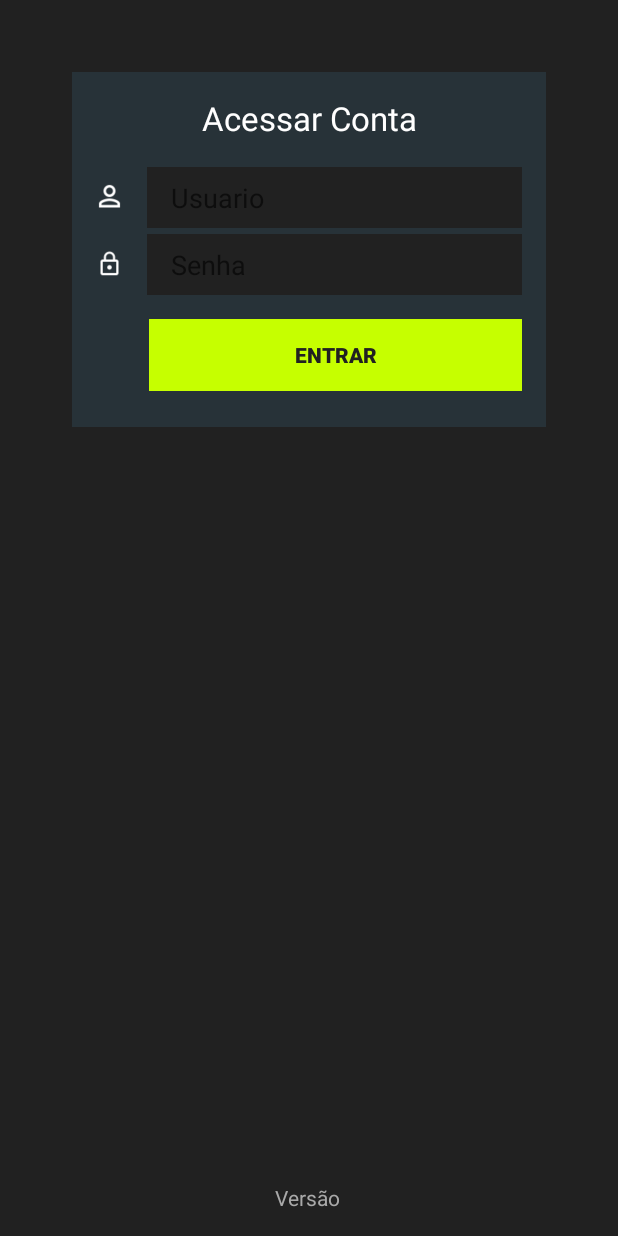
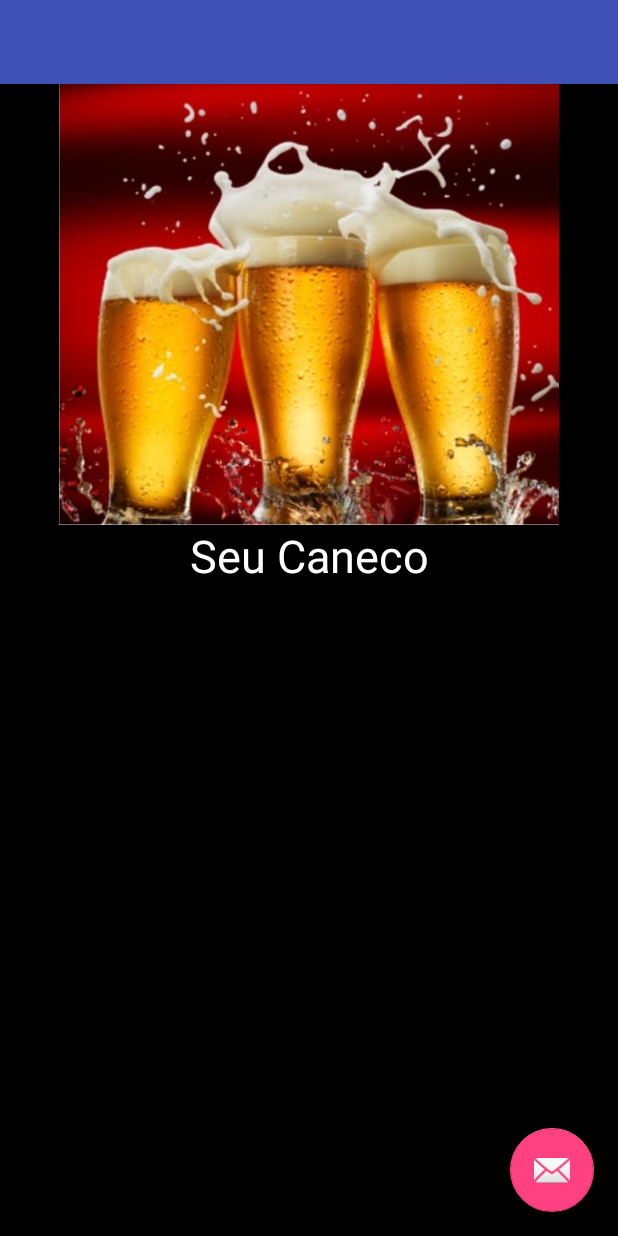
Before and after one commit to PedroAugustoBarros/ProjetoDesign, an Android app: the first screen one second after launch (LoginActivity before the commit, SplashActivity after it), on a phone screen of 412 x 824 dp. Run offline under Robolectric (Android 15) with nearby library versions, the phone set to English and light mode, and no system bars.

Commit message:
Alpha 1.0.0
-antes do google maps.

```diff
--- a/app/build.gradle
+++ b/app/build.gradle
@@ -7,8 +7,8 @@ android {
         applicationId "br.com.pedro.projetodesign"
         minSdkVersion 15
         targetSdkVersion 25
-        versionCode 1
-        versionName "1.0"
+        versionCode 2
+        versionName "1.0.1"
         testInstrumentationRunner "android.support.test.runner.AndroidJUnitRunner"
     }
     buildTypes {
--- /dev/null
+++ b/app/src/main/java/br/com/pedro/projetodesign/SplashActivity.java
@@ -0,0 +1,38 @@
+package br.com.pedro.projetodesign;
+
+import android.content.Intent;
+import android.os.Bundle;
+import android.os.Handler;
+import android.support.design.widget.FloatingActionButton;
+import android.support.design.widget.Snackbar;
+import android.support.v7.app.AppCompatActivity;
+import android.support.v7.widget.Toolbar;
+import android.view.View;
+
+public class SplashActivity extends AppCompatActivity {
+
+    @Override
+    protected void onCreate(Bundle savedInstanceState) {
+        super.onCreate(savedInstanceState);
+        setContentView(R.layout.activity_splash);
+
+        Handler handle = new Handler();
+        handle.postDelayed(new Runnable() {
+            @Override
+            public void run() {
+                mostrarLogin();
+            }
+        }, 2000);
+
+    }
+
+
+    private void mostrarLogin() {
+        Intent intent = new Intent(SplashActivity.this,
+                LoginActivity.class);
+        startActivity(intent);
+        finish();
+    }
+
+
+}
--- a/app/src/main/res/layout/activity_login.xml
+++ b/app/src/main/res/layout/activity_login.xml
@@ -112,7 +112,9 @@
                     android:paddingBottom="8dp"
                     android:paddingLeft="16dp"
                     android:paddingRight="16dp"
-                    android:paddingTop="8dp" />
+                    android:paddingTop="8dp"
+                    android:textColor="@color/cor_branco"
+                    android:textColorHint="@color/cor_cinza" />
             </LinearLayout>
 
             <LinearLayout
@@ -147,7 +149,9 @@
                     android:paddingBottom="8dp"
                     android:paddingLeft="16dp"
                     android:paddingRight="16dp"
-                    android:paddingTop="8dp" />
+                    android:paddingTop="8dp"
+                    android:textColor="@color/cor_branco"
+                    android:textColorHint="@color/cor_cinza" />
             </LinearLayout>
 
             <LinearLayout
--- /dev/null
+++ b/app/src/main/res/layout/activity_splash.xml
@@ -0,0 +1,33 @@
+<?xml version="1.0" encoding="utf-8"?>
+<android.support.design.widget.CoordinatorLayout xmlns:android="http://schemas.android.com/apk/res/android"
+    xmlns:app="http://schemas.android.com/apk/res-auto"
+    xmlns:tools="http://schemas.android.com/tools"
+    android:layout_width="match_parent"
+    android:layout_height="match_parent"
+    tools:context="br.com.pedro.projetodesign.SplashActivity">
+
+    <android.support.design.widget.AppBarLayout
+        android:layout_width="match_parent"
+        android:layout_height="wrap_content"
+        android:theme="@style/AppTheme.AppBarOverlay">
+
+        <android.support.v7.widget.Toolbar
+            android:id="@+id/toolbar"
+            android:layout_width="match_parent"
+            android:layout_height="?attr/actionBarSize"
+            android:background="?attr/colorPrimary"
+            app:popupTheme="@style/AppTheme.PopupOverlay" />
+
+    </android.support.design.widget.AppBarLayout>
+
+    <include layout="@layout/content_splash" />
+
+    <android.support.design.widget.FloatingActionButton
+        android:id="@+id/fab"
+        android:layout_width="wrap_content"
+        android:layout_height="wrap_content"
+        android:layout_gravity="bottom|end"
+        android:layout_margin="@dimen/fab_margin"
+        app:srcCompat="@android:drawable/ic_dialog_email" />
+
+</android.support.design.widget.CoordinatorLayout>
--- /dev/null
+++ b/app/src/main/res/layout/content_splash.xml
@@ -0,0 +1,32 @@
+<?xml version="1.0" encoding="utf-8"?>
+<RelativeLayout xmlns:android="http://schemas.android.com/apk/res/android"
+    android:layout_width="match_parent"
+    android:layout_height="match_parent"
+    android:background="#000"
+    android:orientation="vertical"
+    android:weightSum="1">
+
+    <ImageView
+        android:id="@+id/imageView2"
+        android:layout_width="wrap_content"
+        android:layout_height="300dp"
+        android:layout_alignParentLeft="true"
+        android:layout_alignParentStart="true"
+        android:layout_alignParentTop="true"
+        android:layout_gravity="center"
+        android:layout_marginTop="50dp"
+        android:layout_weight="1.05"
+        android:src="@drawable/chopp_logo" />
+
+    <TextView
+        android:layout_width="match_parent"
+        android:layout_height="wrap_content"
+        android:gravity="center"
+        android:text="Seu Caneco"
+        android:textColor="#fff"
+        android:textSize="30dp"
+        android:layout_below="@+id/imageView2"
+        android:layout_alignParentLeft="true"
+        android:layout_alignParentStart="true" />
+
+</RelativeLayout>
--- a/app/src/main/res/values/strings.xml
+++ b/app/src/main/res/values/strings.xml
@@ -8,4 +8,5 @@
 
     <!-- TODO: Remove or change this placeholder text -->
     <string name="hello_blank_fragment">Hello blank fragment</string>
+    <string name="title_activity_splash">SplashActivity</string>
 </resources>
```
Also changed, not shown: app/src/main/AndroidManifest.xml (+9 -0 lines), app/src/main/java/br/com/pedro/projetodesign/ComentarioFragment.java (+18 -2 lines), app/src/main/java/br/com/pedro/projetodesign/LoginActivity.java (+35 -20 lines), app/src/main/res/drawable/chopp_logo.jpg (added).
